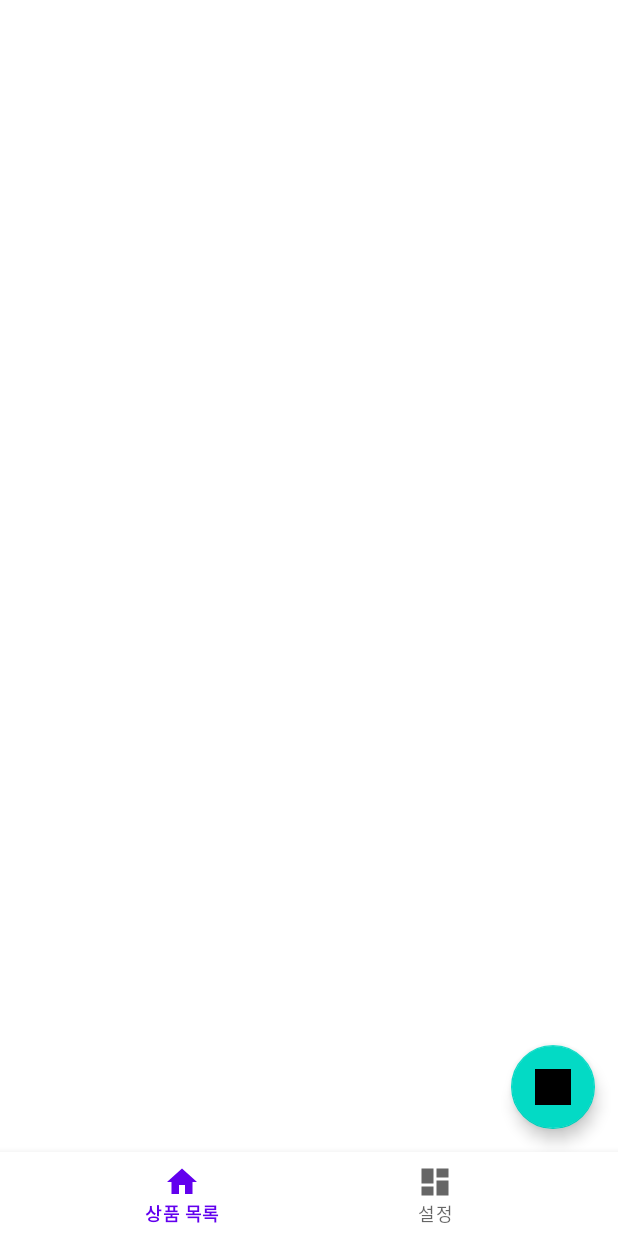
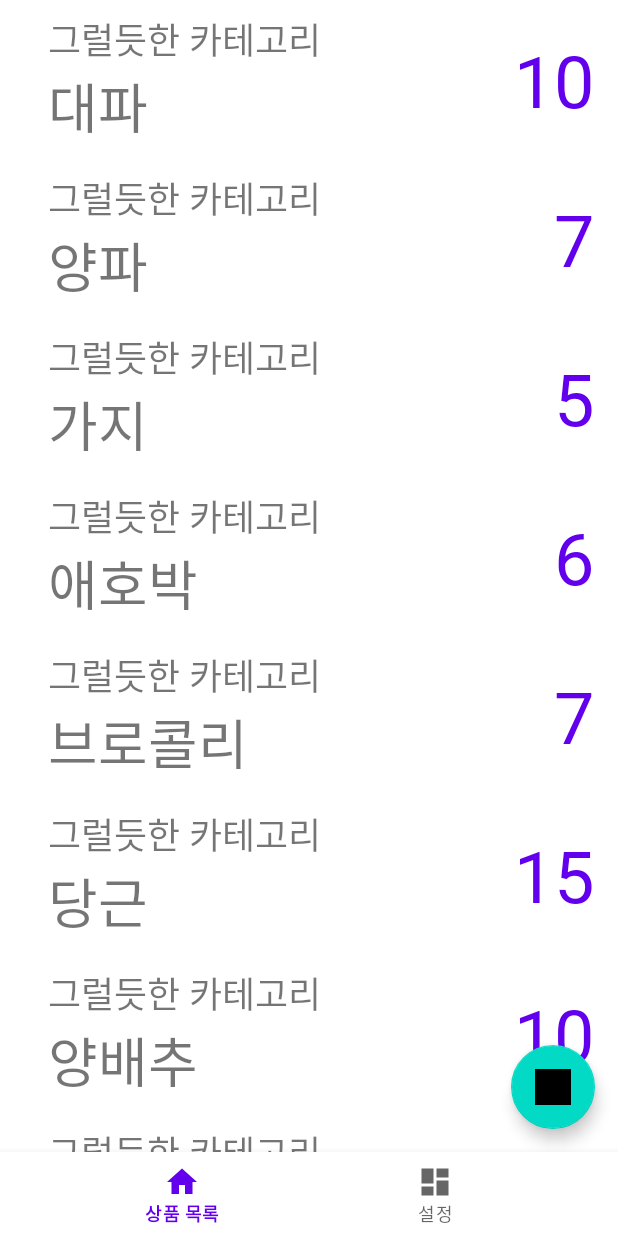
Before and after one commit to jwlee0411/BestBefore, an Android app: the screen it shows after launch (MainActivity), on a phone screen of 412 x 824 dp. Run offline under Robolectric (Android 15) with nearby library versions, the phone set to English and light mode, and no system bars; our stand-ins replace navigation-ui.

Commit message:
RecyclerView 수정_1116

```diff
--- /dev/null
+++ b/app/src/main/java/app/sunrin/bestbefore/Data.java
@@ -0,0 +1,40 @@
+package app.sunrin.bestbefore;
+
+public class Data {
+
+    private String productName;
+    private String productCategory;
+    private String productDate;
+
+    public String getProductName()
+    {
+        return productName;
+    }
+
+    public String getProductCategory()
+    {
+        return productCategory;
+    }
+    public String getProductDate()
+    {
+        return productDate;
+    }
+
+    public void setProductName(String productName)
+    {
+        this.productName = productName;
+    }
+
+    public void setProductCategory(String productCategory)
+    {
+        this.productCategory = productCategory;
+    }
+
+    public void setProductDate(String productDate)
+    {
+        this.productDate = productDate;
+    }
+
+
+
+}
--- a/app/src/main/java/app/sunrin/bestbefore/MainFragment.java
+++ b/app/src/main/java/app/sunrin/bestbefore/MainFragment.java
@@ -4,6 +4,7 @@ import android.os.Bundle;
 import android.view.LayoutInflater;
 import android.view.View;
 import android.view.ViewGroup;
+import android.widget.TextView;
 
 import java.util.ArrayList;
 
@@ -14,25 +15,167 @@ import androidx.recyclerview.widget.RecyclerView;
 
 public class MainFragment extends Fragment {
 
+    String[][][] foods  = {
+        {
+            //채소
+            {"대파", "10", "30"},
+            {"양파", "7", "0"},
+            {"가지", "5", "0"},
+            {"애호박", "6", "0"},
+            {"브로콜리", "7", "30"},
+            {"당근", "15", "0"},
+            {"양배추", "10", "0"},
+            {"오이", "7", "0"},
+            {"버섯", "5", "30"},
+            {"감자", "5", "0"},
+            {"마늘", "10", "0"},
+            {"시금치", "3", "0"},
+            {"고구마", "60", "0"},
+            {"고추", "30", "0"},
+            {"꺳잎", "90", "0"},
+            {"배추&양배추", "7", "0"},
+            {"도라지", "5", "0"},
+            {"버섯류", "6", "0"},
+            {"부추", "7", "45"},
+            {"상추", "3", "0"},
+            {"숙주나물", "4", "0"},
+            {"콩나물", "10", "0"},
+            {"방울토마토", "7", "30"},
+            {"파프리카&피망", "25", "0"},
+            {"호박", "30", "0"},
+        },
+        {
+            //과일
+            {"파인애플", "4", "0"},
+            {"참외", "5", "0"},
+            {"무화과", "4", "0"},
+            {"체리", "7", "0"},
+            {"복숭아", "4", "0"},
+            {"블루베리", "3", "10"},
+            {"아보카도", "4", "120"},
+            {"산딸기", "7", "0"},
+            {"자두", "4", "0"},
+            {"레몬", "21", "0"},
+            {"대추", "360", "0"},
+            {"사과", "20", "0"},
+            {"배", "6", "0"},
+            {"포도", "3", "0"},
+            {"복숭아", "4", "0"},
+            {"수박", "5", "0"},
+            {"바나나", "3", "20"}
+        },
+        {
+            //육류
+            {"소고기", "4", "180"},
+            {"돼지고기", "3", "150"},
+            {"닭고기", "2", "60"},
+            {"익힌고기", "2", "0"},
+            {"양고기", "7", "0"},
+            {"오리고기", "10", "30"},
+            {"소시지&햄", "60", "60"},
+            {"베이컨", "14", "240"},
+            {"달걀", "30", "0"},
+        },
+        {
+            //해산물
+            {"생선", "2", "90"},
+            {"조개", "2", "30"},
+            {"마른미역&다시마", "480", "0"},
+            {"불린미역", "0", "60"},
+            {"삶은문어", "0", "720"},
+        },
+        {
+            //장&기름&조미료
+            {"고추가루", "360", "360"},
+            {"간장", "720", "0"},
+            {"고추장", "600", "0"},
+            {"된장", "720", "0"},
+            {"마늘", "15", "0"},
+            {"참기름", "360", "0"},
+            {"식용유", "720", "0"},
+            {"핫소스", "1080", "0"},
+            {"다대기", "21", "90"},
+
+        },
+        {
+            //냉동식품
+            {"냉동채소&야채", "0", "40"},
+            {"냉동과일", "0", "180"},
+            {"냉동간편식품", "0", "180"},
+            {"냉동닭가슴살", "60", "270"},
+        },
+        {
+            //음료
+            {"물", "360", "0"},
+            {"식혜", "5", "360"},
+            {"탄산음료", "360", "360"},
+            {"맥주(CAN)", "360", "0"},
+            {"맥주(PET)", "180", "0"},
+            {"증류주(소주)", "-1", "0"},
+            {"막걸리", "12", "0"},
+            {"전통주", "720", "0"},
+            {"과실주", "360", "0"},
+            {"이온음료", "360", "360"},
+            {"주스", "180", "180"},
+            {"탄산수", "360", "0"}
+        },
+        {
+            //기타
+            {"국&반찬", "30", "30"},
+            {"두부", "4", "0"},
+            {"견과류", "0", "1080"},
+            {"떡", "1", "30"},
+            {"빵", "3", "90"},
+            {"찹쌀가루", "0", "360"},
+            {"멸치젓", "360", "0"},
+            {"새우젓", "180", "0"},
+            {"조개젓", "180", "0"},
+            {"청란젓", "130", "0"}
+        },
+        {
+            //유제품
+            {"우유", "45", "0"},
+            {"치즈", "60", "70"},
+            {"버터", "210", "0"},
+            {"크림", "7", "0"},
+            {"연유", "180", "0"},
+            {"요거트&요구르트", "30", "0"},
+            {"아이스크림", "0", "-1"},
+        },
+
+    };
 
     RecyclerView recyclerView;
     RecyclerAdapter adapter;
-    RecyclerView.LayoutManager layoutManager;
+    LinearLayoutManager layoutManager;
 
-    ArrayList<FoodInformation> foodInformationBundle = new ArrayList<FoodInformation>();
+
     public View onCreateView(@NonNull LayoutInflater inflater,
                              ViewGroup container, Bundle savedInstanceState) {
         View root = inflater.inflate(R.layout.fragment_main, container, false);
+
+
         recyclerView = root.findViewById(R.id.recyclerView);
         layoutManager = new LinearLayoutManager(getActivity());
-        recyclerView.setLayoutManager(this.layoutManager);
-        adapter = new RecyclerAdapter(this.foodInformationBundle);
-        recyclerView.setAdapter(this.adapter);
+        recyclerView.setLayoutManager(layoutManager);
+
+        adapter = new RecyclerAdapter();
+        recyclerView.setAdapter(adapter);
+
+        for(int i = 0; i<foods.length; i++)
+        {
+            for(int j = 0; j<foods[i].length; j++)
+            {
+                Data data = new Data();
+                data.setProductName(foods[i][j][0]);
+                data.setProductCategory("그럴듯한 카테고리");
+                data.setProductDate(foods[i][j][1]); // 추후 수정 필요
+                adapter.addItem(data);
+            }
+        }
+
+        adapter.notifyDataSetChanged();
         return root;
     }
-    public void floatingActionButton_Click(View v){
-        ArrayList<String> asd = new ArrayList<String>();
-        asd.add("사과 톡톡톡");
-        this.foodInformationBundle.add(new FoodInformation(asd, "맛있다사과", 10));
-    }
+
 }
--- a/app/src/main/java/app/sunrin/bestbefore/RecyclerAdapter.java
+++ b/app/src/main/java/app/sunrin/bestbefore/RecyclerAdapter.java
@@ -2,54 +2,84 @@ package app.sunrin.bestbefore;
 
 
 import android.content.Context;
+import android.content.Intent;
 import android.view.LayoutInflater;
 import android.view.View;
 import android.view.ViewGroup;
+import android.widget.Button;
 import android.widget.TextView;
+import android.widget.Toast;
 
 import java.util.ArrayList;
 
 import androidx.annotation.NonNull;
+import androidx.constraintlayout.widget.ConstraintLayout;
 import androidx.recyclerview.widget.RecyclerView;
 
-public class RecyclerAdapter extends RecyclerView.Adapter<RecyclerAdapter.ViewHolder> {
+public class RecyclerAdapter extends RecyclerView.Adapter<RecyclerAdapter.ItemViewHolder> {
 
-    ArrayList<FoodInformation> foodInformationBundle = new ArrayList<FoodInformation>();
-    Context context;
-    public class ViewHolder extends RecyclerView.ViewHolder{
-        TextView textCategory;
-        TextView textName;
-        TextView textDay;
+    private ArrayList<Data> listData = new ArrayList<>();
 
-        public ViewHolder(@NonNull View v){
-            super(v);
-            this.textCategory = v.findViewById(R.id.textCategory);
-            this.textName = v.findViewById(R.id.textName);
-            this.textDay = v.findViewById(R.id.textDay);
-        }
-    }
-
-    public RecyclerAdapter(ArrayList<FoodInformation> foodInformationBundle){
-        this.foodInformationBundle =foodInformationBundle;
-    }
 
     @NonNull
     @Override
-    public ViewHolder onCreateViewHolder(@NonNull ViewGroup parent, int viewType) {
-        LayoutInflater inflater = (LayoutInflater) parent.getContext().getSystemService(Context.LAYOUT_INFLATER_SERVICE);
-        return new ViewHolder(inflater.inflate(R.layout.item, parent, false));
+    public ItemViewHolder onCreateViewHolder(@NonNull ViewGroup parent, int viewType) {
+        // LayoutInflater를 이용하여 전 단계에서 만들었던 item.xml을 inflate 시킵니다.
+        // return 인자는 ViewHolder 입니다.
+        View view = LayoutInflater.from(parent.getContext()).inflate(R.layout.item, parent, false);
+        return new ItemViewHolder(view);
     }
 
     @Override
-    public void onBindViewHolder(@NonNull ViewHolder holder, int position) {
-        FoodInformation foodInformation = this.foodInformationBundle.get(position);
-        holder.textCategory.setText(foodInformation.category.get(0));
-        holder.textName.setText(foodInformation.productName);
-        holder.textDay.setText(foodInformation.dateLeft);
+    public void onBindViewHolder(@NonNull RecyclerAdapter.ItemViewHolder holder, int position) {
+        // Item을 하나, 하나 보여주는(bind 되는) 함수입니다.
+        holder.onBind(listData.get(position));
     }
 
     @Override
     public int getItemCount() {
-        return this.foodInformationBundle.size();
+        // RecyclerView의 총 개수 입니다.
+        return listData.size();
+    }
+
+    void addItem(Data data) {
+        // 외부에서 item을 추가시킬 함수입니다.
+        listData.add(data);
+    }
+
+
+    class ItemViewHolder extends RecyclerView.ViewHolder {
+
+        ConstraintLayout constraintLayout;
+        TextView textName;
+        TextView textCategory;
+        TextView textDate;
+
+
+        ItemViewHolder(View itemView) {
+            super(itemView);
+
+             constraintLayout = itemView.findViewById(R.id.MainRecyclerItem);
+                textName = itemView.findViewById(R.id.textName);
+                textCategory = itemView.findViewById(R.id.textCategory);
+                textDate = itemView.findViewById(R.id.textDate);
+
+
+
+        }
+
+        void onBind(Data data) {
+
+            textName.setText(data.getProductName());
+            textCategory.setText(data.getProductCategory());
+            textDate.setText(data.getProductDate());
+
+
+
+
+            constraintLayout.setOnClickListener(v ->
+                    System.out.println("Clicked"));
+
+        }
     }
 }
--- a/app/src/main/res/layout/fragment_main.xml
+++ b/app/src/main/res/layout/fragment_main.xml
@@ -22,7 +22,6 @@
         android:layout_marginEnd="15dp"
         android:layout_marginBottom="15dp"
         android:clickable="true"
-        android:onClick="floatingActionButton_Click"
         android:src="@drawable/ic_launcher_background"
         app:layout_constraintBottom_toBottomOf="parent"
         app:layout_constraintEnd_toEndOf="parent" />
--- a/app/src/main/res/layout/item.xml
+++ b/app/src/main/res/layout/item.xml
@@ -8,7 +8,7 @@
     android:paddingRight="16dp"
     android:paddingTop="8dp"
     android:paddingBottom="8dp"
-
+    android:id="@+id/MainRecyclerItem"
     >
 
     <ImageView
@@ -45,7 +45,7 @@
         app:layout_constraintTop_toBottomOf="@id/textCategory" />
 
     <TextView
-        android:id="@+id/textDay"
+        android:id="@+id/textDate"
         android:layout_width="wrap_content"
         android:layout_height="wrap_content"
         android:fontFamily="@font/nanum_bold"
```
